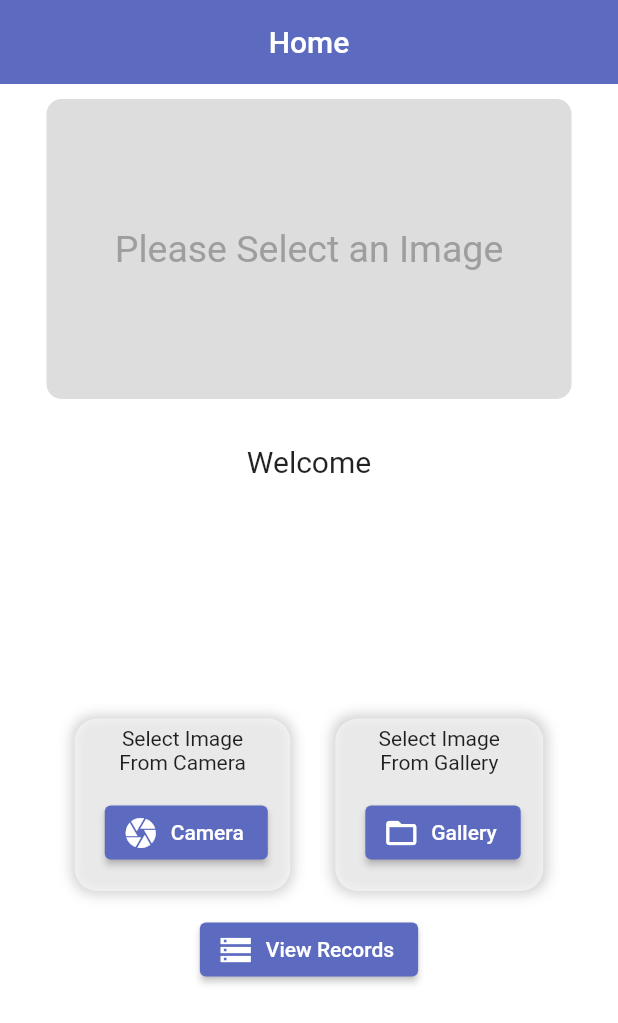
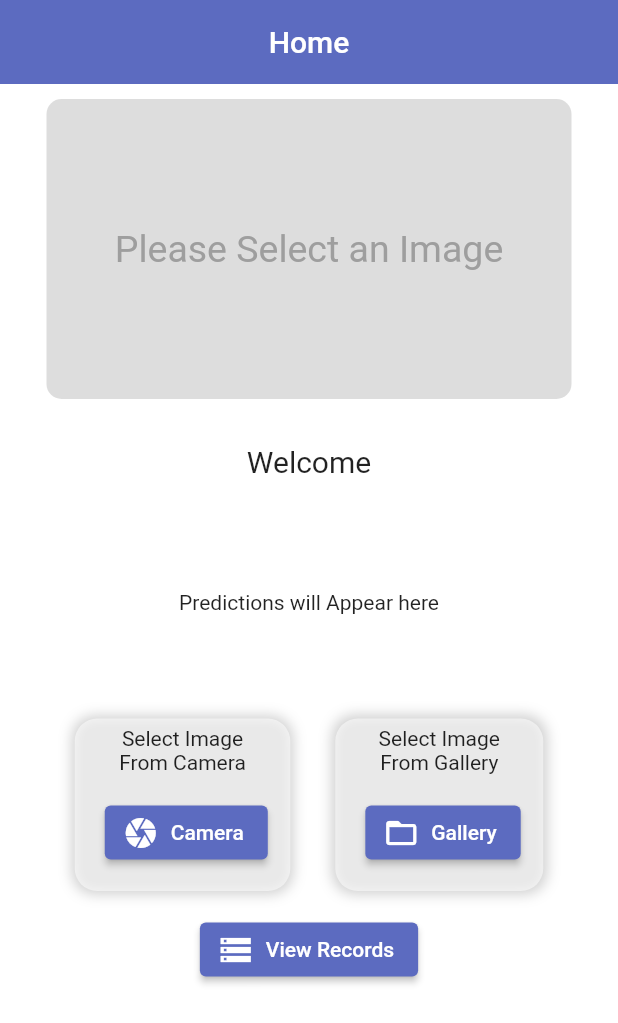
Before and after one commit to KuroInit/Diabetic-Foot-Ulcer-Detection-Flutter, a Flutter app: the screen it shows after launch, on a phone screen of 412 x 824 dp. Shown: the top 1023 px of the screen. Run offline on Flutter 3.47's test engine with Material 2 defaults, Android fonts, the phone set to English and light mode, and no system bars; our stand-ins replace image_picker, shared_preferences; missing offline and left inert: tflite.

Commit message:
Final Version

```diff
--- a/lib/main.dart
+++ b/lib/main.dart
@@ -20,7 +20,7 @@ class MyApp extends StatelessWidget {
     return MaterialApp(
       debugShowCheckedModeBanner: false,
       home: TfliteHome(),
-      routes: {'/records': (_) => userRecords()},
+      routes: {'/records': (_) => UserRecords()},
     );
   }
 }
@@ -54,6 +54,10 @@ class _TfliteHomeState extends State<TfliteHome> {
 
   initSharedPreferences() async {
     sharedPreferences = await SharedPreferences.getInstance();
+    var s = sharedPreferences.getStringList('userRecord');
+    if (s != null) {
+      _record = s.map((e) => Detection.fromMap(json.decode(e))).toList();
+    }
   }
 
   loadModel() async {
@@ -155,10 +159,11 @@ class _TfliteHomeState extends State<TfliteHome> {
   }
 
   void saveData(Map<String, String> map) {
-    _record = [];
+    //_record = [];
     map.forEach((k, v) => _record.add(Detection(k, v)));
     var saved = _record.map((e) => json.encode(e.toMap())).toList();
     sharedPreferences.setStringList("userRecord", saved);
+    _record = [];
   }
 
   @override
@@ -214,7 +219,11 @@ class _TfliteHomeState extends State<TfliteHome> {
           Container(
             constraints: BoxConstraints(maxHeight: 125),
             //decoration: BoxDecoration(color: Colors.black),
-            child: ListView.separated(
+            child: _recognitions == null
+                ? Container(
+                    margin: EdgeInsets.symmetric(horizontal: 10),
+                    child: Center(child: Text("Predictions will Appear here")))
+                : ListView.separated(
                     padding: const EdgeInsets.all(5),
                     itemCount: _recognitions == null ? 0 : _recognitions.length,
                     itemBuilder: (BuildContext context, int index) {
@@ -348,7 +357,7 @@ class _TfliteHomeState extends State<TfliteHome> {
                     primary: Colors.indigo[400],
                   ),
                   onPressed: () {
-                    if (records != null) {
+                    if (_record != null) {
                       Navigator.of(context).pushNamed('/records');
                     } else {
                       print("Not working");
```
Also changed, not shown: lib/record.dart (+43 -39 lines). Lines whose indentation alone changed are shown as unchanged.
